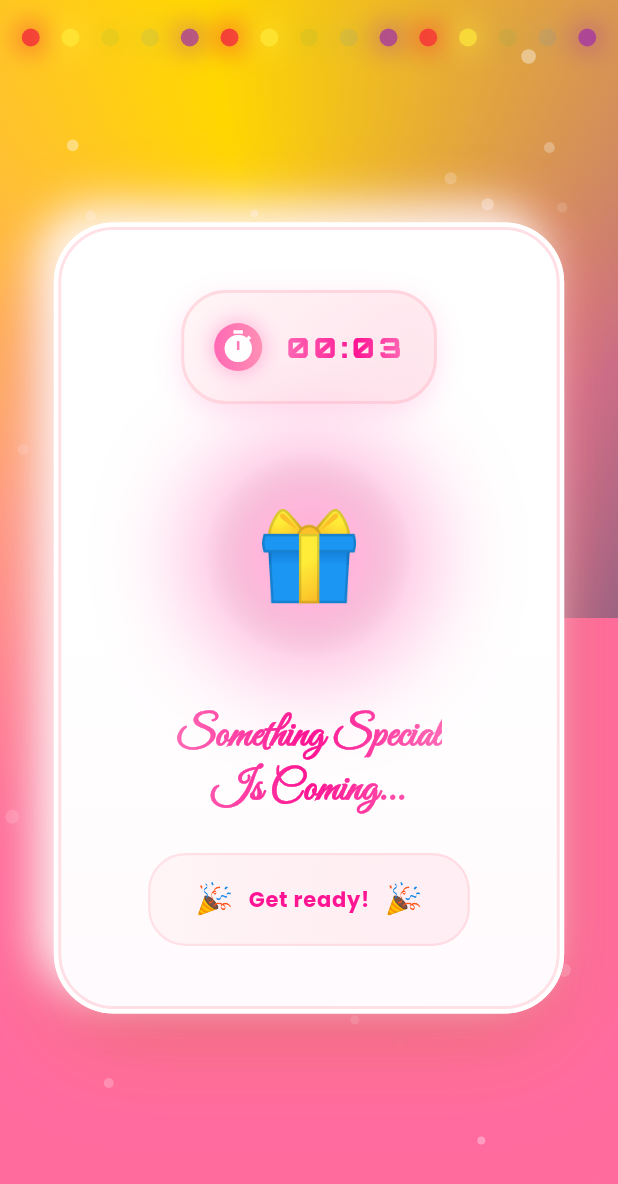
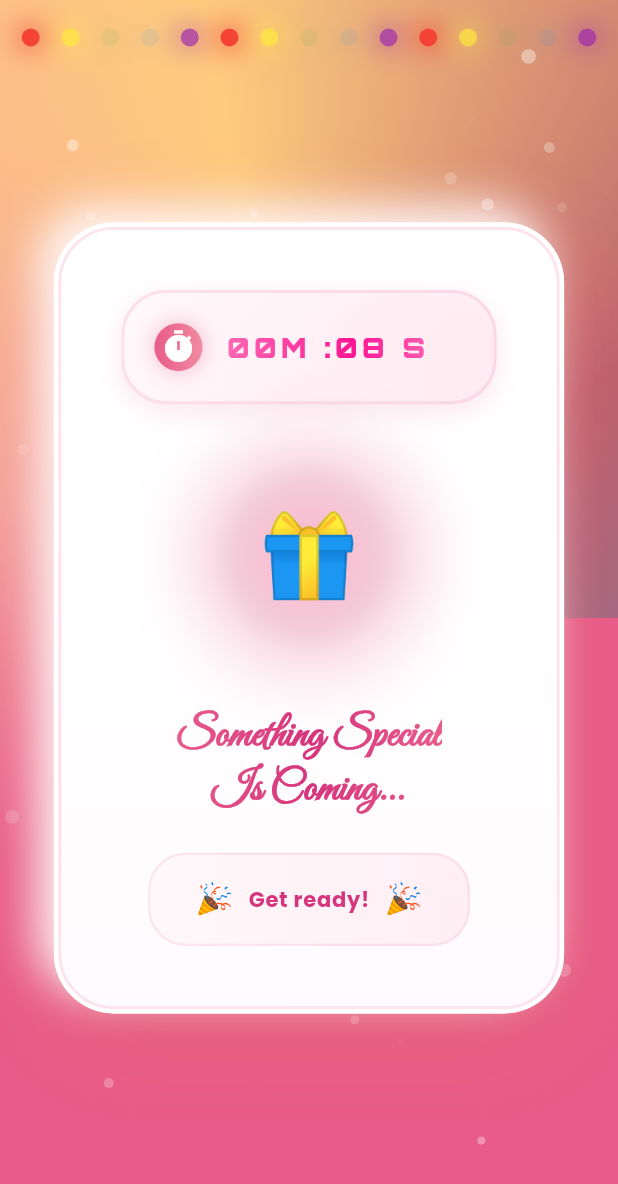
Before and after one commit to ujjushaikhh/BirthDayWish, a Flutter app: the screen it shows after launch, on a phone screen of 412 x 824 dp. Shown: the top 1184 px of the screen. Run offline on Flutter 3.47's test engine with Material 3 defaults, Android fonts, the phone set to English and light mode, and no system bars; our stand-ins replace audioplayers, confetti, google_fonts, lottie.

Commit message:
Message Change

```diff
--- a/lib/intro_screen.dart
+++ b/lib/intro_screen.dart
@@ -31,9 +31,10 @@ class _IntroScreenState extends State<IntroScreen>
   late Animation<double> _blastAnimation;
   late Animation<double> _cardPulseAnimation;
 
-  int _remainingSeconds = 10;
+  int _remainingSeconds = 15;
   Timer? _countdownTimer;
   bool _isBlasting = false;
+  final AudioPlayer _tickPlayer = AudioPlayer();
 
   @override
   void initState() {
@@ -81,14 +82,14 @@ class _IntroScreenState extends State<IntroScreen>
     _scaleAnimation = Tween<double>(
       begin: 0.5,
       end: 1.0,
-    ).animate(CurvedAnimation(parent: _controller, curve: Curves.elasticOut));
+    ).animate(CurvedAnimation(parent: _controller, curve: Curves.easeOutCubic));
 
     _opacityAnimation = Tween<double>(
       begin: 0.0,
       end: 1.0,
-    ).animate(CurvedAnimation(parent: _controller, curve: Curves.easeIn));
+    ).animate(CurvedAnimation(parent: _controller, curve: Curves.easeInCubic));
 
-    _pulseAnimation = Tween<double>(begin: 1.0, end: 1.15).animate(
+    _pulseAnimation = Tween<double>(begin: 1.0, end: 1.08).animate(
       CurvedAnimation(parent: _pulseController, curve: Curves.easeInOut),
     );
 
@@ -97,26 +98,88 @@ class _IntroScreenState extends State<IntroScreen>
       end: 1.0,
     ).animate(CurvedAnimation(parent: _blastController, curve: Curves.easeOut));
 
-    _cardPulseAnimation = Tween<double>(begin: 1.0, end: 1.03).animate(
+    _cardPulseAnimation = Tween<double>(begin: 1.0, end: 1.02).animate(
       CurvedAnimation(parent: _cardPulseController, curve: Curves.easeInOut),
     );
 
     _controller.forward();
-    _startCountdown();
+    final now = DateTime.now();
+    _isUnlocked = !now.isBefore(unlockDate);
+
+    // _controller.forward();
+
+    if (_isUnlocked) {
+      _startCountdown(); // existing behavior
+    } else {
+      _startLockedCountdown();
+    }
   }
 
+  String get formattedRemainingTime {
+    final d = Duration(seconds: _remainingSeconds);
+
+    final minutes = d.inMinutes.remainder(60);
+    final seconds = d.inSeconds.remainder(60);
+
+    return '${minutes.toString().padLeft(2, '0')}M :'
+        '${seconds.toString().padLeft(2, '0')} S ';
+  }
+
+  void _startLockedCountdown() {
+    _countdownTimer = Timer.periodic(const Duration(seconds: 1), (timer) {
+      final now = DateTime.now();
+      final diff = unlockDate.difference(now);
+
+      if (diff.isNegative) {
+        timer.cancel();
+        setState(() => _isUnlocked = true);
+        _startCountdown(); // switch to normal behavior
+        return;
+      }
+
+      setState(() {
+        _remainingSeconds = diff.inSeconds;
+      });
+    });
+  }
+
+  final DateTime unlockDate = DateTime(2026, 2, 10);
+  bool _isUnlocked = false;
+
   void _startCountdown() {
-    _countdownTimer = Timer.periodic(const Duration(seconds: 1), (timer) {
+    _countdownTimer = Timer.periodic(const Duration(seconds: 1), (timer) async {
       if (_remainingSeconds > 0) {
         setState(() {
           _remainingSeconds--;
         });
+
+        // 🔊 tick sound
+        try {
+          await _tickPlayer.stop();
+          await _tickPlayer.play(
+            AssetSource('audio/tick.mp3'),
+            volume: 0.4, // soft, not annoying
+          );
+        } catch (_) {}
       } else {
         timer.cancel();
         _triggerBlast();
       }
     });
   }
+
+  // void _startCountdown() {
+  //   _countdownTimer = Timer.periodic(const Duration(seconds: 1), (timer) {
+  //     if (_remainingSeconds > 0) {
+  //       setState(() {
+  //         _remainingSeconds--;
+  //       });
+  //     } else {
+  //       timer.cancel();
+  //       _triggerBlast();
+  //     }
+  //   });
+  // }
 
   void _triggerBlast() async {
     setState(() => _isBlasting = true);
@@ -144,6 +207,7 @@ class _IntroScreenState extends State<IntroScreen>
     _blastController.dispose();
     _cardPulseController.dispose();
     _shimmerController.dispose();
+    _tickPlayer.dispose();
     _confettiController.dispose();
     _audioPlayer.dispose();
     super.dispose();
@@ -152,21 +216,35 @@ class _IntroScreenState extends State<IntroScreen>
   void _navigateToWish() {
     Navigator.of(context).pushReplacement(
       PageRouteBuilder(
-        pageBuilder:
-            (context, animation, secondaryAnimation) =>
-                const WishScreen(name: "Beautiful"),
+        pageBuilder: (context, animation, secondaryAnimation) => WishScreen(),
         transitionsBuilder: (context, animation, secondaryAnimation, child) {
+          final tweenSequence = TweenSequence<double>([
+            TweenSequenceItem(
+              tween: Tween<double>(
+                begin: 1.0,
+                end: 0.95,
+              ).chain(CurveTween(curve: Curves.easeInCubic)),
+              weight: 30,
+            ),
+            TweenSequenceItem(
+              tween: Tween<double>(
+                begin: 0.95,
+                end: 1.0,
+              ).chain(CurveTween(curve: Curves.easeOutCubic)),
+              weight: 70,
+            ),
+          ]);
           return FadeTransition(
-            opacity: animation,
+            opacity: Tween<double>(begin: 0.0, end: 1.0).animate(
+              CurvedAnimation(parent: animation, curve: Curves.easeInOutCubic),
+            ),
             child: ScaleTransition(
-              scale: Tween<double>(begin: 0.8, end: 1.0).animate(
-                CurvedAnimation(parent: animation, curve: Curves.easeOut),
-              ),
+              scale: tweenSequence.animate(animation),
               child: child,
             ),
           );
         },
-        transitionDuration: const Duration(milliseconds: 1000),
+        transitionDuration: const Duration(milliseconds: 1200),
       ),
     );
   }
@@ -181,7 +259,8 @@ class _IntroScreenState extends State<IntroScreen>
 
     return Scaffold(
       body: GestureDetector(
-        onTap: _remainingSeconds > 0 ? null : _triggerBlast,
+        onTap: (!_isUnlocked || _remainingSeconds > 0) ? null : _triggerBlast,
+        // onTap: _remainingSeconds > 0 ? null : _triggerBlast,
         child: Stack(
           children: [
             // Animated Premium Background
@@ -197,13 +276,13 @@ class _IntroScreenState extends State<IntroScreen>
                           (_rotateController.value * 2 * math.pi) +
                           (2 * math.pi),
                       colors: const [
-                        Color(0xFFFF6B9D),
-                        Color(0xFFFFA07A),
-                        Color(0xFFFFD700),
-                        Color(0xFFC06C84),
-                        Color(0xFF6C5B7B),
-                        Color(0xFF355C7D),
-                        Color(0xFFFF6B9D),
+                        Color(0xFFE85B8A),
+                        Color(0xFFF5A69B),
+                        Color(0xFFFFCB7D),
+                        Color(0xFFB8616B),
+                        Color(0xFF8B6E8C),
+                        Color(0xFF6C7B9C),
+                        Color(0xFFE85B8A),
                       ],
                     ),
                   ),
@@ -348,20 +427,20 @@ class _IntroScreenState extends State<IntroScreen>
                                   boxShadow: [
                                     BoxShadow(
                                       color: const Color(
-                                        0xFFFF69B4,
-                                      ).withOpacity(0.6),
+                                        0xFFE85B8A,
+                                      ).withOpacity(0.5),
                                       blurRadius: 60,
                                       spreadRadius: 8,
                                       offset: const Offset(0, 25),
                                     ),
                                     BoxShadow(
-                                      color: Colors.orange.withOpacity(0.4),
+                                      color: Colors.orange.withOpacity(0.2),
                                       blurRadius: 50,
                                       spreadRadius: -5,
                                       offset: const Offset(0, 20),
                                     ),
                                     BoxShadow(
-                                      color: Colors.purple.withOpacity(0.3),
+                                      color: Colors.purple.withOpacity(0.15),
                                       blurRadius: 40,
                                       spreadRadius: -10,
                                       offset: const Offset(0, 15),
@@ -387,8 +466,8 @@ class _IntroScreenState extends State<IntroScreen>
                                       border: Border.all(
                                         width: 2,
                                         color: const Color(
-                                          0xFFFFB3C1,
-                                        ).withOpacity(0.4),
+                                          0xFFF5A8C6,
+                                        ).withOpacity(0.3),
                                       ),
                                     ),
                                     child: ClipRRect(
@@ -476,10 +555,10 @@ class _IntroScreenState extends State<IntroScreen>
                                               decoration: BoxDecoration(
                                                 gradient: LinearGradient(
                                                   colors: [
-                                                    const Color(0xFFFFF5F7),
+                                                    const Color(0xFFFFF9FB),
                                                     const Color(
-                                                      0xFFFFE5EC,
-                                                    ).withOpacity(0.8),
+                                                      0xFFFFEAF2,
+                                                    ).withOpacity(0.85),
                                                   ],
                                                   begin: Alignment.topLeft,
                                                   end: Alignment.bottomRight,
@@ -488,22 +567,22 @@ class _IntroScreenState extends State<IntroScreen>
                                                     BorderRadius.circular(30),
                                                 border: Border.all(
                                                   color: const Color(
-                                                    0xFFFFB3C1,
-                                                  ).withOpacity(0.4),
+                                                    0xFFF5A8C6,
+                                                  ).withOpacity(0.3),
                                                   width: 2,
                                                 ),
                                                 boxShadow: [
                                                   BoxShadow(
                                                     color: const Color(
-                                                      0xFFFF69B4,
-                                                    ).withOpacity(0.2),
+                                                      0xFFE85B8A,
+                                                    ).withOpacity(0.15),
                                                     blurRadius: 15,
                                                     offset: const Offset(0, 5),
                                                   ),
                                                 ],
                                               ),
                                               child: Row(
-                                                mainAxisSize: MainAxisSize.min,
+                                                // mainAxisSize: MainAxisSize.min,
                                                 children: [
                                                   Container(
                                                     padding: EdgeInsets.all(
@@ -513,16 +592,16 @@ class _IntroScreenState extends State<IntroScreen>
                                                       gradient:
                                                           const LinearGradient(
                                                             colors: [
-                                                              Color(0xFFFF69B4),
-                                                              Color(0xFFFF8FB4),
+                                                              Color(0xFFE85B8A),
+                                                              Color(0xFFF18BA0),
                                                             ],
                                                           ),
                                                       shape: BoxShape.circle,
                                                       boxShadow: [
                                                         BoxShadow(
                                                           color: const Color(
-                                                            0xFFFF69B4,
-                                                          ).withOpacity(0.4),
+                                                            0xFFE85B8A,
+                                                          ).withOpacity(0.3),
                                                           blurRadius: 10,
                                                           spreadRadius: 2,
                                                         ),
@@ -562,7 +641,9 @@ class _IntroScreenState extends State<IntroScreen>
                                                           );
                                                         },
                                                         child: Text(
-                                                          '00:${_remainingSeconds.toString().padLeft(2, '0')}',
+                                                          formattedRemainingTime,
+
+                                                          // '00:${_remainingSeconds.toString().padLeft(2, '0')}',
                                                           style:
                                                               GoogleFonts.orbitron(
                                                                 fontSize:
@@ -605,29 +686,29 @@ class _IntroScreenState extends State<IntroScreen>
                                                       gradient: RadialGradient(
                                                         colors: [
                                                           const Color(
-                                                            0xFFFFB3C1,
-                                                          ).withOpacity(0.3),
+                                                            0xFFF5A8C6,
+                                                          ).withOpacity(0.25),
                                                           const Color(
-                                                            0xFFFF69B4,
-                                                          ).withOpacity(0.1),
+                                                            0xFFE85B8A,
+                                                          ).withOpacity(0.08),
                                                           Colors.transparent,
                                                         ],
                                                       ),
                                                       boxShadow: [
                                                         BoxShadow(
                                                           color: const Color(
-                                                            0xFFFF69B4,
+                                                            0xFFE85B8A,
                                                           ).withOpacity(
-                                                            0.4 *
+                                                            0.3 *
                                                                 _pulseAnimation
                                                                     .value,
                                                           ),
                                                           blurRadius:
-                                                              40 *
+                                                              35 *
                                                               _pulseAnimation
                                                                   .value,
                                                           spreadRadius:
-                                                              10 *
+                                                              8 *
                                                               _pulseAnimation
                                                                   .value,
                                                         ),
@@ -656,9 +737,9 @@ class _IntroScreenState extends State<IntroScreen>
                                               shaderCallback: (bounds) {
                                                 return const LinearGradient(
                                                   colors: [
-                                                    Color(0xFFFF69B4),
-                                                    Color(0xFFFF1493),
-                                                    Color(0xFFFF69B4),
+                                                    Color(0xFFE85B8A),
+                                                    Color(0xFFD6347D),
+                                                    Color(0xFFE85B8A),
                                                   ],
                                                 ).createShader(bounds);
                                               },
@@ -687,18 +768,18 @@ class _IntroScreenState extends State<IntroScreen>
                                               decoration: BoxDecoration(
                                                 gradient: LinearGradient(
                                                   colors: [
-                                                    const Color(0xFFFFF5F7),
+                                                    const Color(0xFFFFF9FB),
                                                     const Color(
-                                                      0xFFFFE5EC,
-                                                    ).withOpacity(0.6),
+                                                      0xFFFFEAF2,
+                                                    ).withOpacity(0.7),
                                                   ],
                                                 ),
                                                 borderRadius:
                                                     BorderRadius.circular(25),
                                                 border: Border.all(
                                                   color: const Color(
-                                                    0xFFFFB3C1,
-                                                  ).withOpacity(0.3),
+                                                    0xFFF5A8C6,
+                                                  ).withOpacity(0.25),
                                                   width: 1.5,
                                                 ),
                                               ),
@@ -721,7 +802,7 @@ class _IntroScreenState extends State<IntroScreen>
                                                       fontSize:
                                                           isDesktop ? 19 : 14,
                                                       color: const Color(
-                                                        0xFFFF1493,
+                                                        0xFFD6347D,
                                                       ),
                                                       fontWeight:
                                                           FontWeight.w700,
--- a/lib/main.dart
+++ b/lib/main.dart
@@ -17,6 +17,7 @@ class BirthdaySurpriseApp extends StatelessWidget {
       theme: ThemeData(
         brightness: Brightness.light,
         textTheme: GoogleFonts.poppinsTextTheme(),
+        useMaterial3: true,
       ),
       home: const IntroScreen(),
     );
```
Also changed, not shown: lib/wish_screen.dart (+92 -49 lines), 5 other files.
